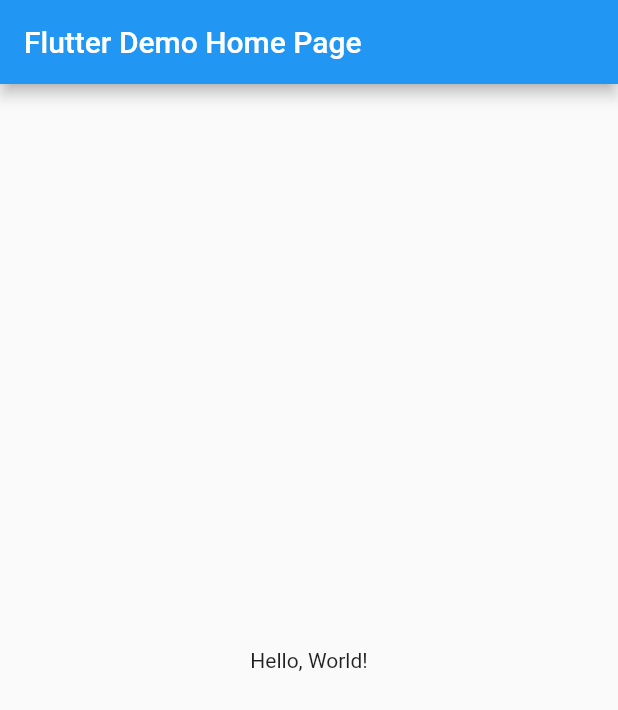
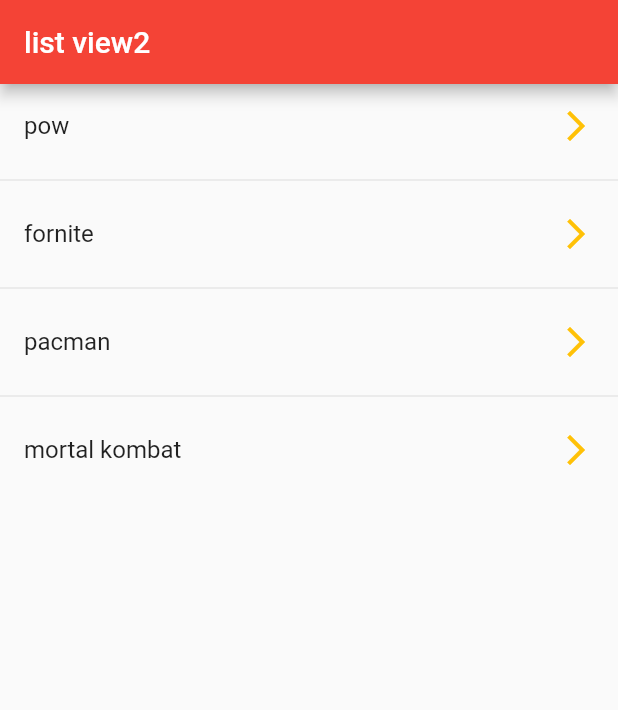
Before and after one commit to SantacruzDiego100/Flutter_Listview, a Flutter app: the screen it shows after launch, on a phone screen of 412 x 824 dp. Shown: the top 710 px of the screen. Run offline on Flutter 3.47's test engine with Material 2 defaults, Android fonts, the phone set to English and light mode, and no system bars.

Commit message:
Flutter_Listview

```diff
--- a/lib/main.dart
+++ b/lib/main.dart
@@ -1,4 +1,5 @@
 import 'package:flutter/material.dart';
+import 'screens/screens.dart';
 
 void main() => runApp(MyApp());
 
@@ -8,35 +9,20 @@ class MyApp extends StatelessWidget {
   @override
   Widget build(BuildContext context) {
     return MaterialApp(
-      // Application name
-      title: 'Flutter Hello World',
-      // Application theme data, you can set the colors for the application as
-      // you want
+      //Quitamos el debug
+      debugShowCheckedModeBanner: false,
+      initialRoute: "/listview2",
+      routes: {
+        "/listview1": (BuildContext context) => listview1(),
+        "/listview2": (BuildContext context) => listview2(),
+      },
       theme: ThemeData(
-        primarySwatch: Colors.blue,
-      ),
-      // A widget which will be started on application startup
-      home: MyHomePage(title: 'Flutter Demo Home Page'),
+          primarySwatch: Colors.red,
+          accentColor: Colors.red,
+          //configurar texto
+          textTheme: TextTheme(
+              bodyText2: TextStyle(color: Colors.black, fontSize: 35))),
+      // pagina principla
     );
   }
 }
-
-class MyHomePage extends StatelessWidget {
-  final String title;
-  const MyHomePage({super.key, required this.title});
-
-  @override
-  Widget build(BuildContext context) {
-    return Scaffold(
-      appBar: AppBar(
-        // The title text which will be shown on the action bar
-        title: Text(title),
-      ),
-      body: Center(
-        child: Text(
-          'Hello, World!',
-        ),
-      ),
-    );
-  }
-}
--- /dev/null
+++ b/lib/screens/listview2_screen.dart
@@ -0,0 +1,24 @@
+import 'package:flutter/material.dart';
+
+class listview2 extends StatelessWidget {
+  var games = ["pow", "fornite", "pacman", "mortal kombat"];
+  @override
+  Widget build(BuildContext context) {
+    return Scaffold(
+        appBar: AppBar(
+          title: Text('list view2'),
+        ),
+        body: ListView.separated(
+          //
+          itemCount: games.length,
+          itemBuilder: (context, index) => ListTile(
+              title: Text(games[index]),
+              trailing: Icon(Icons.arrow_forward_ios, color: Colors.amber),
+              onTap: () {
+                var seleccion = games[index];
+                print(seleccion);
+              }),
+          separatorBuilder: (_, __) => Divider(),
+        ));
+  }
+}
--- /dev/null
+++ b/lib/screens/screens.dart
@@ -0,0 +1,2 @@
+export 'package:flutterlistview6v/screens/listview1_screen.dart';
+export 'package:flutterlistview6v/screens/listview2_screen.dart';
```
Also changed, not shown: lib/screens/listview1_screen.dart (added, +35 -0 lines).
